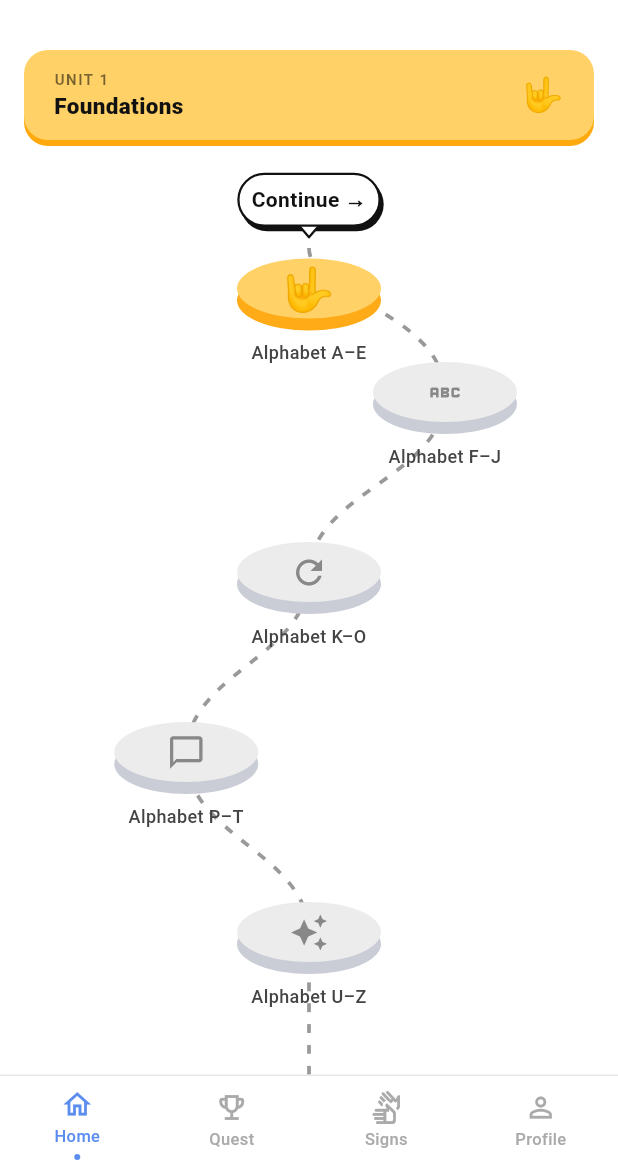
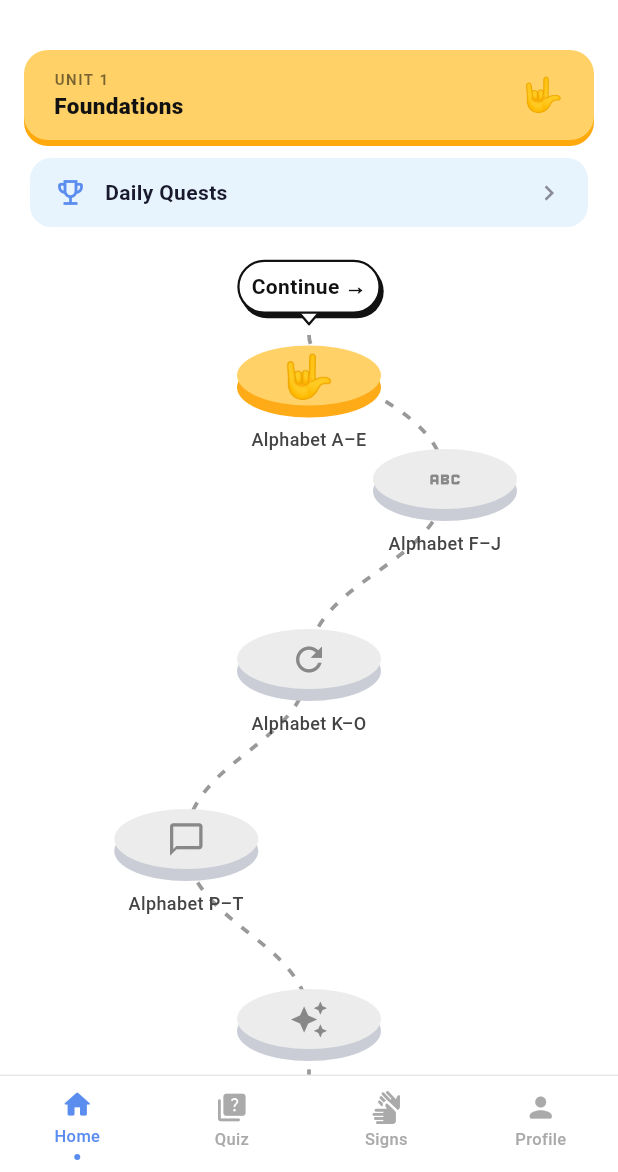
Before and after one commit to yunityn929-coder/asl-sign-recognition-app, a Flutter app: the HomeScreen screen opened by its route, on a phone screen of 412 x 824 dp, the part 64-1236 px from its top. Run offline on Flutter 3.47's test engine with Material 3 defaults, Android fonts, the light colour scheme and no system bars; our stand-ins replace camera, cloud_firestore, firebase_auth, firebase_core, flutter_riverpod, flutter_tts and 4 more; missing offline and left inert: tflite_flutter; accounts and stored records are empty; network calls fail.

Commit message:
Add Quiz tab to bottom nav, wire quest card to home screen

```diff
--- a/lib/core/constants/route_constants.dart
+++ b/lib/core/constants/route_constants.dart
@@ -29,6 +29,7 @@ const String kRouteSigns                       = '/signs';
 const String kRouteProfile                     = '/profile';
 const String kRouteLessonExercise              = '/lesson/:lessonId/exercise';
 const String kRouteLessonResults               = '/lesson/:lessonId/results';
+const String kRouteQuiz                        = '/quiz';
 const String kRouteQuizSession                 = '/quiz/session';
 const String kRouteQuizResult                  = '/quiz/result';
 
@@ -63,5 +64,6 @@ const String kRouteNameSigns                       = 'signs';
 const String kRouteNameProfile                     = 'profile';
 const String kRouteNameLessonExercise              = 'lesson-exercise';
 const String kRouteNameLessonResults               = 'lesson-results';
+const String kRouteNameQuiz                        = 'quiz';
 const String kRouteNameQuizSession                 = 'quiz-session';
 const String kRouteNameQuizResult                  = 'quiz-result';
--- a/lib/core/navigation/app_shell.dart
+++ b/lib/core/navigation/app_shell.dart
@@ -21,7 +21,7 @@ class AppShell extends StatelessWidget {
   }
 
   int _tabIndex(String path) {
-    if (path.startsWith('/quest')) return 1;
+    if (path.startsWith('/quiz')) return 1;
     if (path.startsWith('/signs')) return 2;
     if (path.startsWith('/profile')) return 3;
     return 0;
@@ -30,7 +30,7 @@ class AppShell extends StatelessWidget {
   void _navigate(BuildContext context, int index) {
     switch (index) {
       case 0: context.go(kRouteHome);
-      case 1: context.go(kRouteQuest);
+      case 1: context.go(kRouteQuiz);
       case 2: context.go(kRouteSigns);
       case 3: context.go(kRouteProfile);
     }
@@ -44,10 +44,10 @@ class _BottomNavBar extends StatelessWidget {
   const _BottomNavBar({required this.currentIndex, required this.onTabTapped});
 
   static const _items = [
-    _NavItem(icon: Icons.home_outlined, label: 'Home'),
-    _NavItem(icon: Icons.emoji_events_outlined, label: 'Quest'),
-    _NavItem(icon: Icons.sign_language_outlined, label: 'Signs'),
-    _NavItem(icon: Icons.person_outline, label: 'Profile'),
+    _NavItem(icon: Icons.home_rounded, label: 'Home'),
+    _NavItem(icon: Icons.quiz_rounded, label: 'Quiz'),
+    _NavItem(icon: Icons.sign_language_rounded, label: 'Signs'),
+    _NavItem(icon: Icons.person_rounded, label: 'Profile'),
   ];
 
   @override
--- a/lib/router.dart
+++ b/lib/router.dart
@@ -45,6 +45,7 @@ import 'screens/lesson/exercise_screen.dart';
 import 'screens/lesson/results_screen.dart';
 
 // Quiz flow
+import 'screens/quiz/quiz_screen.dart';
 import 'screens/quiz/quiz_session_screen.dart';
 import 'screens/quiz/quiz_result_screen.dart';
 
@@ -125,7 +126,7 @@ final GoRouter appRouter = GoRouter(
       },
     ),
 
-    // Shell — persistent bottom nav for Home / Quest / Signs / Profile
+    // Shell — persistent bottom nav for Home / Quiz / Signs / Profile
     ShellRoute(
       builder: (context, state, child) => AppShell(child: child),
       routes: [
@@ -133,6 +134,11 @@ final GoRouter appRouter = GoRouter(
           path: kRouteHome,
           name: kRouteNameHome,
           builder: (context, state) => const HomeScreen(),
+        ),
+        GoRoute(
+          path: kRouteQuiz,
+          name: kRouteNameQuiz,
+          builder: (context, state) => const QuizScreen(),
         ),
         GoRoute(
           path: kRouteQuest,
--- a/lib/screens/home/home_screen.dart
+++ b/lib/screens/home/home_screen.dart
@@ -110,6 +110,7 @@ class _HomeScreenState extends ConsumerState<HomeScreen> {
             activeIndex: _activeUnit,
             sections: kSections,
           ),
+          _DailyQuestsCard(onTap: () => context.go(kRouteQuest)),
           Expanded(
             child: lessonsAsync.when(
               data: (lessons) => _buildBody(context, uid, lessons),
@@ -313,3 +314,39 @@ class _StreakBadge extends StatelessWidget {
     );
   }
 }
+
+class _DailyQuestsCard extends StatelessWidget {
+  final VoidCallback onTap;
+  const _DailyQuestsCard({required this.onTap});
+
+  @override
+  Widget build(BuildContext context) {
+    return Padding(
+      padding: const EdgeInsets.fromLTRB(20, 8, 20, 4),
+      child: Material(
+        color: AppColors.backgroundAccent,
+        borderRadius: BorderRadius.circular(14),
+        child: InkWell(
+          borderRadius: BorderRadius.circular(14),
+          onTap: onTap,
+          child: const Padding(
+            padding: EdgeInsets.symmetric(horizontal: 16, vertical: 12),
+            child: Row(
+              children: [
+                Icon(Icons.emoji_events_outlined, color: AppColors.primary, size: 22),
+                SizedBox(width: 12),
+                Expanded(
+                  child: Text(
+                    'Daily Quests',
+                    style: TextStyle(fontSize: 14, fontWeight: FontWeight.w700, color: AppColors.textPrimary),
+                  ),
+                ),
+                Icon(Icons.chevron_right, color: AppColors.textSecondary, size: 20),
+              ],
+            ),
+          ),
+        ),
+      ),
+    );
+  }
+}
```
